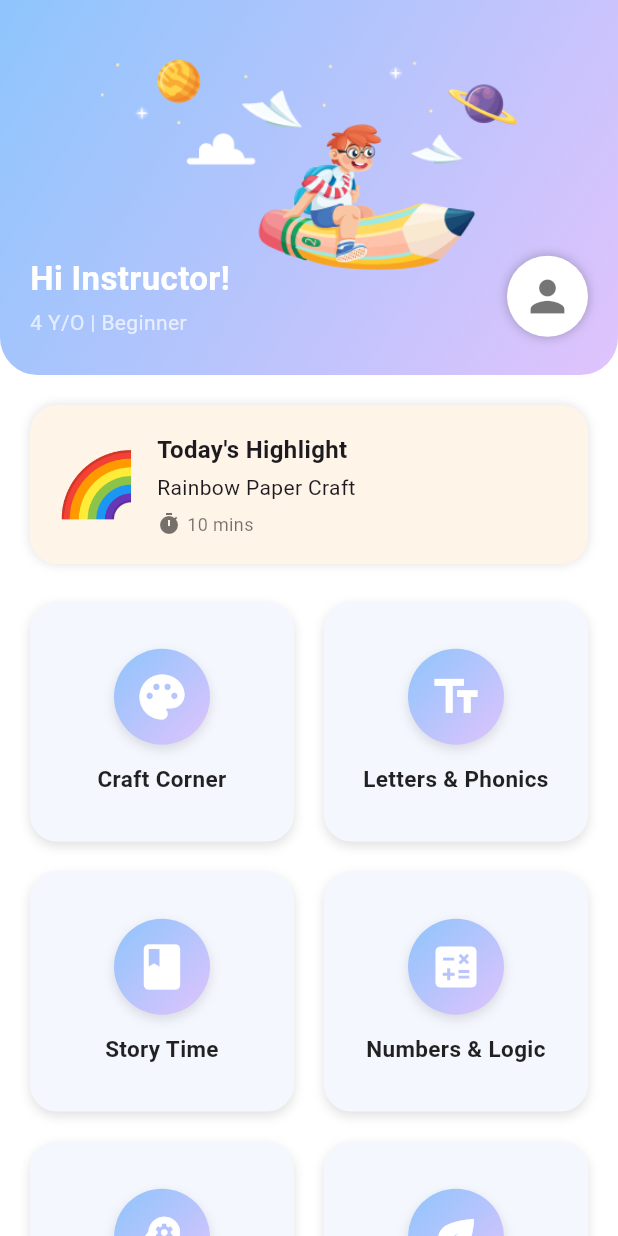
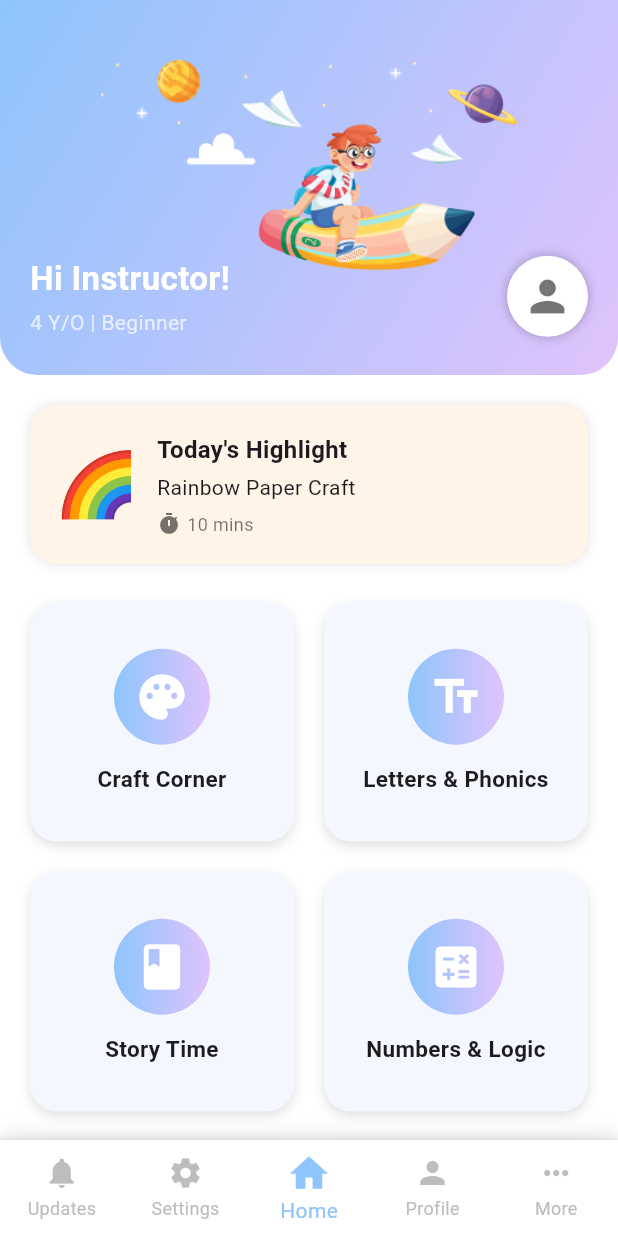
Before and after one commit to ShreeyaPaudel/kreative_kindle, a Flutter app: the ParentDashboard screen opened directly, on a phone screen of 412 x 824 dp. Run offline on Flutter 3.47's test engine with Material 3 defaults, Android fonts, the phone set to English and light mode, and no system bars.

Commit message:
Sprint 2: add bottom navigation to parent dashboard (class-style)

```diff
--- a/lib/app.dart
+++ b/lib/app.dart
@@ -1,4 +1,5 @@
 import 'package:flutter/material.dart';
+import 'package:kreative_kindle/screens/Parent/Dashboard/parent_dashboard.dart';
 import 'screens/Parent_Instructor/Splash/splash_screen.dart';
 
 class KreativeKindleApp extends StatelessWidget {
@@ -10,7 +11,7 @@ class KreativeKindleApp extends StatelessWidget {
       debugShowCheckedModeBanner: false,
       title: "KreativeKindle",
       theme: ThemeData(fontFamily: 'Roboto'),
-      home: const SplashScreen(),
+      home: const ParentDashboard(),
     );
   }
 }
--- a/lib/screens/Parent/Dashboard/parent_dashboard.dart
+++ b/lib/screens/Parent/Dashboard/parent_dashboard.dart
@@ -1,16 +1,26 @@
 import 'package:flutter/material.dart';
 import '../../Role/user_role.dart';
 
-class ParentDashboard extends StatelessWidget {
+class ParentDashboard extends StatefulWidget {
   const ParentDashboard({super.key});
+
+  @override
+  State<ParentDashboard> createState() => _ParentDashboardState();
+}
+
+class _ParentDashboardState extends State<ParentDashboard> {
+  int index = 2; // Home in middle
 
   @override
   Widget build(BuildContext context) {
     return Scaffold(
       backgroundColor: Colors.white,
-      body: SingleChildScrollView(
+
+      body: index == 2
+          ? SingleChildScrollView(
               child: Column(
                 children: [
+                  // ===== TOP GRADIENT HEADER =====
                   Stack(
                     children: [
                       Container(
@@ -71,11 +81,14 @@ class ParentDashboard extends StatelessWidget {
                             ),
                             Container(
                               padding: const EdgeInsets.all(10),
-                        decoration: BoxDecoration(
+                              decoration: const BoxDecoration(
                                 color: Colors.white,
                                 shape: BoxShape.circle,
                                 boxShadow: [
-                            BoxShadow(color: Colors.black26, blurRadius: 6),
+                                  BoxShadow(
+                                    color: Colors.black26,
+                                    blurRadius: 6,
+                                  ),
                                 ],
                               ),
                               child: const Icon(
@@ -92,13 +105,16 @@ class ParentDashboard extends StatelessWidget {
 
                   const SizedBox(height: 20),
 
+                  // ===== TODAY'S HIGHLIGHT =====
                   Container(
                     margin: const EdgeInsets.symmetric(horizontal: 20),
                     padding: const EdgeInsets.all(18),
                     decoration: BoxDecoration(
                       color: const Color(0xFFFFF4E8),
                       borderRadius: BorderRadius.circular(18),
-                boxShadow: [BoxShadow(color: Colors.black12, blurRadius: 6)],
+                      boxShadow: const [
+                        BoxShadow(color: Colors.black12, blurRadius: 6),
+                      ],
                     ),
                     child: Row(
                       children: [
@@ -116,20 +132,21 @@ class ParentDashboard extends StatelessWidget {
                                 ),
                               ),
                               SizedBox(height: 4),
-                        Text(
-                          "Rainbow Paper Craft",
-                          style: TextStyle(fontSize: 14),
-                        ),
+                              Text("Rainbow Paper Craft"),
                               SizedBox(height: 6),
                               Row(
                                 children: [
-                            Icon(Icons.timer, size: 16, color: Colors.black54),
+                                  Icon(
+                                    Icons.timer,
+                                    size: 16,
+                                    color: Colors.black54,
+                                  ),
                                   SizedBox(width: 4),
                                   Text(
                                     "10 mins",
                                     style: TextStyle(
+                                      fontSize: 12,
                                       color: Colors.black54,
-                                fontSize: 12,
                                     ),
                                   ),
                                 ],
@@ -143,6 +160,7 @@ class ParentDashboard extends StatelessWidget {
 
                   const SizedBox(height: 25),
 
+                  // ===== ALL FEATURE CARDS (RESTORED) =====
                   Padding(
                     padding: const EdgeInsets.symmetric(horizontal: 20),
                     child: GridView.count(
@@ -161,13 +179,17 @@ class ParentDashboard extends StatelessWidget {
                         featureTile("Science & Nature", Icons.eco),
                         featureTile("Post Update", Icons.post_add),
                         featureTile("Learning Progress", Icons.show_chart),
-                  featureTile("Rewards & Badges", Icons.workspace_premium),
+                        featureTile(
+                          "Rewards & Badges",
+                          Icons.workspace_premium,
+                        ),
                       ],
                     ),
                   ),
 
                   const SizedBox(height: 30),
 
+                  // ===== RECOMMENDED SECTION =====
                   Align(
                     alignment: Alignment.centerLeft,
                     child: Padding(
@@ -177,7 +199,6 @@ class ParentDashboard extends StatelessWidget {
                         style: TextStyle(
                           fontSize: 18,
                           fontWeight: FontWeight.w700,
-                    color: Colors.black87,
                         ),
                       ),
                     ),
@@ -195,65 +216,25 @@ class ParentDashboard extends StatelessWidget {
                           Color(0xFFFFCFA8),
                           Color(0xFFFFB88A),
                         ],
-                  begin: Alignment.topLeft,
-                  end: Alignment.bottomRight,
                       ),
                       borderRadius: BorderRadius.circular(18),
-                boxShadow: [
-                  BoxShadow(
-                    color: Colors.black12,
-                    blurRadius: 10,
-                    offset: Offset(0, 4),
-                  ),
+                      boxShadow: const [
+                        BoxShadow(color: Colors.black12, blurRadius: 10),
                       ],
                     ),
                     child: Row(
-                children: [
-                  Container(
-                    padding: const EdgeInsets.all(16),
-                    decoration: BoxDecoration(
-                      shape: BoxShape.circle,
-                      color: Colors.white.withOpacity(0.9),
-                    ),
-                    child: const Icon(
-                      Icons.lightbulb,
+                      children: const [
+                        Icon(
+                          Icons.extension, // puzzle-like icon
                           size: 36,
                           color: Color(0xFFFF9A3E),
                         ),
-                  ),
-                  const SizedBox(width: 16),
+
+                        SizedBox(width: 16),
                         Expanded(
-                    child: Column(
-                      crossAxisAlignment: CrossAxisAlignment.start,
-                      children: const [
-                        Text(
-                          "Shape Sorting Game",
-                          style: TextStyle(
-                            fontSize: 16,
-                            fontWeight: FontWeight.w700,
-                            color: Colors.black87,
-                          ),
-                        ),
-                        SizedBox(height: 6),
-                        Text(
-                          "Boosts thinking + fine motor skills!",
-                          style: TextStyle(fontSize: 13, color: Colors.black87),
-                        ),
-                        SizedBox(height: 4),
-                        Row(
-                          children: [
-                            Icon(Icons.timer, size: 16, color: Colors.black54),
-                            SizedBox(width: 4),
-                            Text(
-                              "10 mins",
-                              style: TextStyle(
-                                fontSize: 12,
-                                color: Colors.black54,
-                              ),
-                            ),
-                          ],
-                        ),
-                      ],
+                          child: Text(
+                            "Shape Sorting Game\nBoosts thinking + fine motor skills!",
+                            style: TextStyle(fontSize: 14),
                           ),
                         ),
                       ],
@@ -261,6 +242,58 @@ class ParentDashboard extends StatelessWidget {
                   ),
 
                   const SizedBox(height: 40),
+                ],
+              ),
+            )
+          : Center(
+              child: Text(
+                index == 0
+                    ? "See Updates"
+                    : index == 1
+                    ? "Settings"
+                    : index == 3
+                    ? "Profile"
+                    : "More",
+                style: const TextStyle(fontSize: 18),
+              ),
+            ),
+
+      // ===== THEME MATCHED BOTTOM NAV =====
+      bottomNavigationBar: Container(
+        decoration: const BoxDecoration(
+          boxShadow: [
+            BoxShadow(
+              color: Colors.black12,
+              blurRadius: 10,
+              offset: Offset(0, -2),
+            ),
+          ],
+        ),
+        child: BottomNavigationBar(
+          currentIndex: index,
+          onTap: (i) => setState(() => index = i),
+          type: BottomNavigationBarType.fixed,
+          backgroundColor: Colors.white,
+          selectedItemColor: const Color(0xFF8EC5FC),
+          unselectedItemColor: Colors.grey.shade400,
+          items: const [
+            BottomNavigationBarItem(
+              icon: Icon(Icons.notifications),
+              label: 'Updates',
+            ),
+            BottomNavigationBarItem(
+              icon: Icon(Icons.settings),
+              label: 'Settings',
+            ),
+            BottomNavigationBarItem(
+              icon: Icon(Icons.home, size: 30),
+              label: 'Home',
+            ),
+            BottomNavigationBarItem(icon: Icon(Icons.person), label: 'Profile'),
+            BottomNavigationBarItem(
+              icon: Icon(Icons.more_horiz),
+              label: 'More',
+            ),
           ],
         ),
       ),
@@ -273,7 +306,7 @@ class ParentDashboard extends StatelessWidget {
       decoration: BoxDecoration(
         color: const Color(0xFFF5F7FF),
         borderRadius: BorderRadius.circular(18),
-        boxShadow: [
+        boxShadow: const [
           BoxShadow(color: Colors.black12, blurRadius: 6, offset: Offset(0, 3)),
         ],
       ),
@@ -282,41 +315,19 @@ class ParentDashboard extends StatelessWidget {
         children: [
           Container(
             padding: const EdgeInsets.all(14),
-            decoration: BoxDecoration(
+            decoration: const BoxDecoration(
               shape: BoxShape.circle,
-              gradient: const LinearGradient(
-                colors: [
-                  Color(0xFF8EC5FC), // pastel blue
-                  Color(0xFFE0C3FC), // pastel purple
-                ],
-                begin: Alignment.topLeft,
-                end: Alignment.bottomRight,
-              ),
-              boxShadow: [
-                BoxShadow(
-                  color: Colors.black12,
-                  blurRadius: 6,
-                  offset: Offset(0, 3),
-                ),
-              ],
-            ),
-            child: Icon(
-              icon,
-              size: 36,
-              color: Colors.white, // white icon looks clean on gradient circle
+              gradient: LinearGradient(
+                colors: [Color(0xFF8EC5FC), Color(0xFFE0C3FC)],
               ),
             ),
-
+            child: Icon(icon, size: 36, color: Colors.white),
+          ),
           const SizedBox(height: 12),
-
           Text(
             title,
             textAlign: TextAlign.center,
-            style: const TextStyle(
-              fontSize: 15,
-              fontWeight: FontWeight.w600,
-              color: Colors.black87,
-            ),
+            style: const TextStyle(fontSize: 15, fontWeight: FontWeight.w600),
           ),
         ],
       ),
```
Also changed, not shown: lib/screens/Parent/Dashboard/dashboard_shell.dart (deleted). Lines whose indentation alone changed are shown as unchanged.
